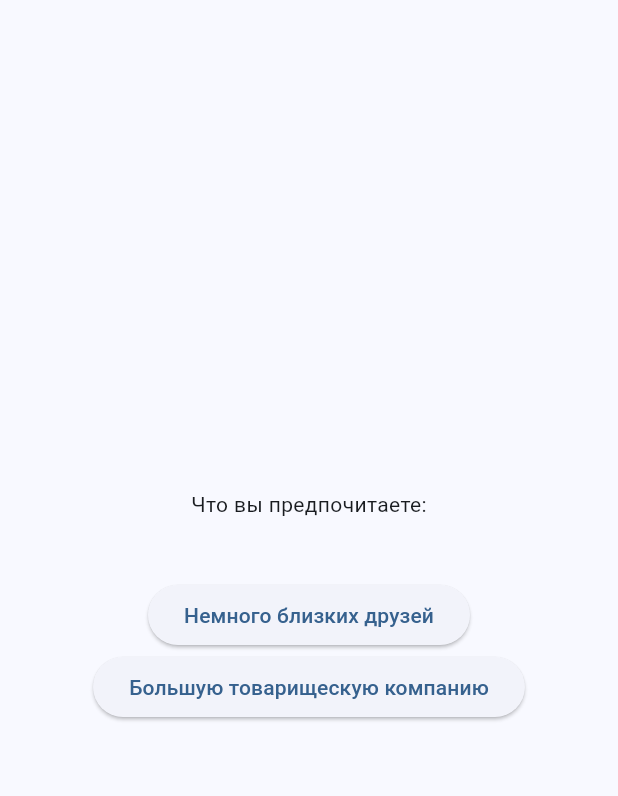
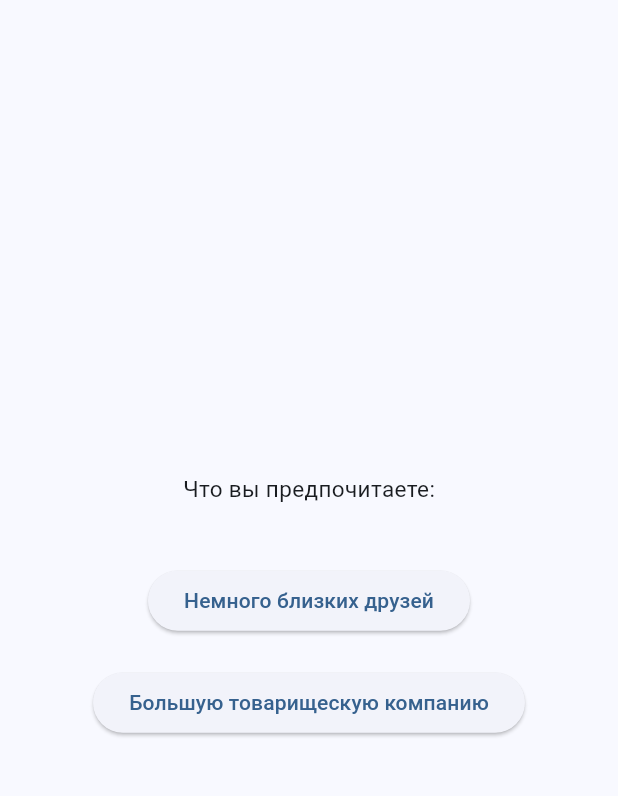
Before and after one commit to RimidalU/jung-personality-type-test, a Flutter app: the screen it shows after launch, on a phone screen of 412 x 824 dp, the part 84-880 px from its top. Run offline on Flutter 3.47's test engine with Material 2 defaults, Android fonts, the light colour scheme and no system bars.

Commit message:
refactor: minor change layout

```diff
--- a/lib/main.dart
+++ b/lib/main.dart
@@ -50,9 +50,9 @@ class _HomePage extends State<HomePage> {
 
   String determineType(totalScore) {
     if (totalScore <= 35) {
+      return 'introvert';
+    } else if (totalScore >= 66) {
       return 'extravert';
-    } else if (totalScore >= 66) {
-      return 'introvert';
     } else {
       return 'ambivert';
     }
@@ -73,8 +73,15 @@ class _HomePage extends State<HomePage> {
                         Padding(
                             padding: const EdgeInsets.symmetric(
                                 horizontal: 25, vertical: 40),
-                            child: Text(constants.questions[_questionIndex]
-                                ['question'] as String)),
+                            child: Text(
+                                style: const TextStyle(fontSize: 15),
+                                constants.questions[_questionIndex]['question']
+                                    as String)),
+                        Wrap(
+                            spacing: 20,
+                            crossAxisAlignment: WrapCrossAlignment.center,
+                            direction: Axis.vertical,
+                            children: [
                               ...(constants.questions[_questionIndex]['answers']
                                       as List<Map<String, Object>>)
                                   .map((item) => ElevatedButton(
@@ -84,19 +91,42 @@ class _HomePage extends State<HomePage> {
                                       ))
                                   .toList(),
                             ])
+                      ])
                 : Column(
                     mainAxisAlignment: MainAxisAlignment.center,
                     children: [
-                      Text(_totalScore.toString()),
+                      Row(
+                          mainAxisAlignment: MainAxisAlignment.center,
+                          children: [
+                            const Text(
+                              'Набранно балов: ',
+                              style: TextStyle(fontSize: 25),
+                            ),
+                            Text(
+                              _totalScore.toString(),
+                              style: const TextStyle(fontSize: 25),
+                            ),
+                          ]),
                       Padding(
                         padding: const EdgeInsets.symmetric(
-                            horizontal: 25, vertical: 40),
-                        child: Text(constants
-                            .psychoTypes[determineType(_totalScore)] as String),
+                          horizontal: 25,
+                          vertical: 40,
+                        ),
+                        child: Text(
+                          textAlign: TextAlign.justify,
+                          constants.psychoTypes[determineType(_totalScore)]
+                              as String,
+                        ),
                       ),
                       TextButton(
                         onPressed: handleNewQuiz,
-                        child: const Text('Go through again'),
+                        child: const Text(
+                          'Пройти тест еще раз',
+                          style: TextStyle(
+                              decoration: TextDecoration.underline,
+                              decorationColor: Colors.blueAccent,
+                              decorationThickness: 2),
+                        ),
                       ),
                     ],
                   )));
```
Lines whose indentation alone changed are shown as unchanged.
